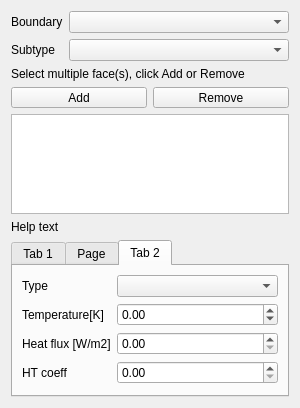
The window that src/Mod/Fem/Gui/TaskFemConstraintFluidBoundary.ui (southseact-3d/fcd) describes before a commit, drawn with Qt 5.
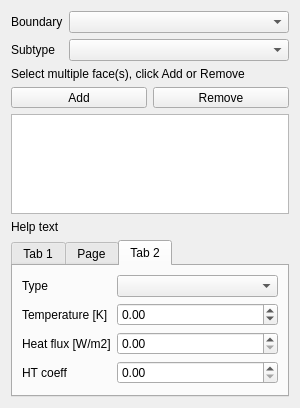
The same window after the commit. The open tabs and pages were chosen to show the change.

Patch:
```diff
--- a/src/Mod/Fem/Gui/TaskFemConstraintFluidBoundary.ui
+++ b/src/Mod/Fem/Gui/TaskFemConstraintFluidBoundary.ui
@@ -408,7 +408,7 @@
          <item row="1" column="0">
           <widget class="QLabel" name="labelTemperature">
            <property name="text">
-            <string>Temperature[K]</string>
+            <string>Temperature [K]</string>
            </property>
           </widget>
          </item>
```
